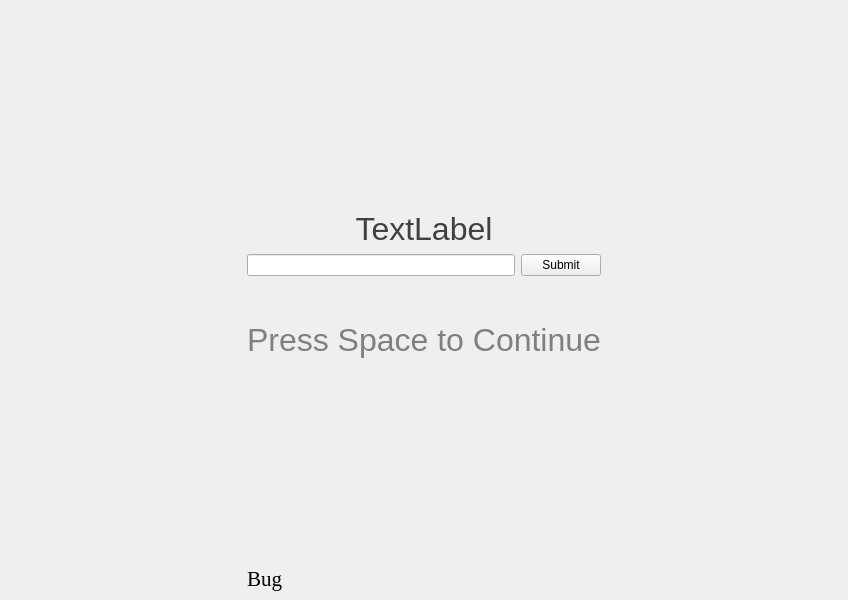
Old version of the form src/view.ui in the repository qiemem/PsyQ.
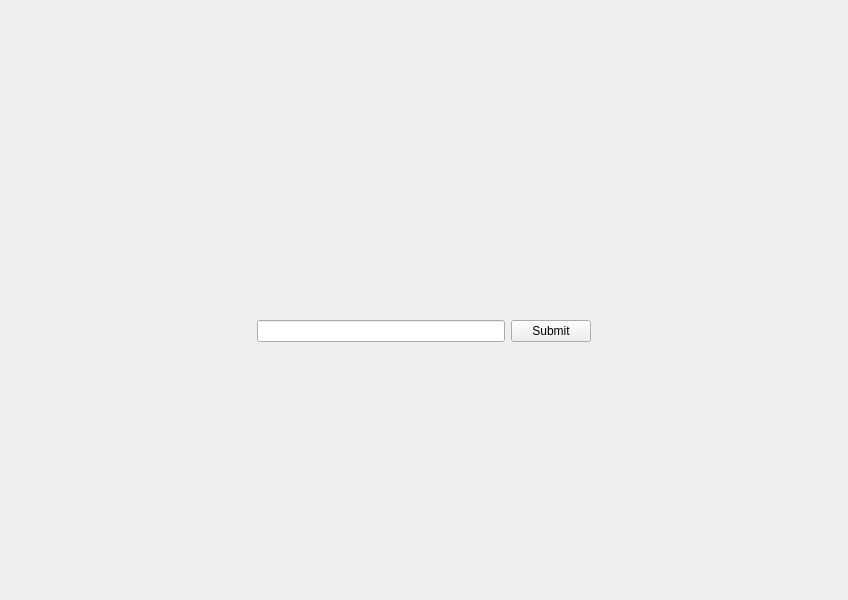
New version of the form.

The edit to the form file:
```diff
--- a/src/view.ui
+++ b/src/view.ui
@@ -10,6 +10,12 @@
     <height>600</height>
    </rect>
   </property>
+  <property name="sizePolicy">
+   <sizepolicy hsizetype="Preferred" vsizetype="Preferred">
+    <horstretch>4</horstretch>
+    <verstretch>0</verstretch>
+   </sizepolicy>
+  </property>
   <property name="windowTitle">
    <string>MainWindow</string>
   </property>
@@ -20,37 +26,14 @@
    <property name="enabled">
     <bool>true</bool>
    </property>
-   <layout class="QGridLayout" name="gridLayout">
+   <property name="layoutDirection">
+    <enum>Qt::LeftToRight</enum>
+   </property>
+   <layout class="QVBoxLayout" name="verticalLayout">
     <property name="sizeConstraint">
      <enum>QLayout::SetDefaultConstraint</enum>
     </property>
-    <item row="1" column="0">
-     <spacer name="horizontalSpacer">
-      <property name="orientation">
-       <enum>Qt::Horizontal</enum>
-      </property>
-      <property name="sizeHint" stdset="0">
-       <size>
-        <width>40</width>
-        <height>20</height>
-       </size>
-      </property>
-     </spacer>
-    </item>
-    <item row="1" column="3">
-     <spacer name="horizontalSpacer_2">
-      <property name="orientation">
-       <enum>Qt::Horizontal</enum>
-      </property>
-      <property name="sizeHint" stdset="0">
-       <size>
-        <width>40</width>
-        <height>20</height>
-       </size>
-      </property>
-     </spacer>
-    </item>
-    <item row="0" column="1" colspan="2">
+    <item>
      <spacer name="verticalSpacer">
       <property name="orientation">
        <enum>Qt::Vertical</enum>
@@ -63,18 +46,96 @@
       </property>
      </spacer>
     </item>
-    <item row="5" column="1" colspan="2">
-     <widget class="QLabel" name="instructionLabel">
-      <property name="text">
-       <string>&lt;!DOCTYPE HTML PUBLIC &quot;-//W3C//DTD HTML 4.0//EN&quot; &quot;http://www.w3.org/TR/REC-html40/strict.dtd&quot;&gt;
+    <item>
+     <layout class="QHBoxLayout" name="horizontalLayout_2">
+      <item>
+       <widget class="QLabel" name="mainDisplayLabel">
+        <property name="sizePolicy">
+         <sizepolicy hsizetype="Expanding" vsizetype="Expanding">
+          <horstretch>0</horstretch>
+          <verstretch>0</verstretch>
+         </sizepolicy>
+        </property>
+        <property name="minimumSize">
+         <size>
+          <width>0</width>
+          <height>0</height>
+         </size>
+        </property>
+        <property name="maximumSize">
+         <size>
+          <width>1024</width>
+          <height>16777215</height>
+         </size>
+        </property>
+        <property name="font">
+         <font>
+          <pointsize>24</pointsize>
+          <stylestrategy>PreferDefault</stylestrategy>
+         </font>
+        </property>
+        <property name="text">
+         <string>&lt;!DOCTYPE HTML PUBLIC &quot;-//W3C//DTD HTML 4.0//EN&quot; &quot;http://www.w3.org/TR/REC-html40/strict.dtd&quot;&gt;
 &lt;html&gt;&lt;head&gt;&lt;meta name=&quot;qrichtext&quot; content=&quot;1&quot; /&gt;&lt;style type=&quot;text/css&quot;&gt;
 p, li { white-space: pre-wrap; }
-&lt;/style&gt;&lt;/head&gt;&lt;body style=&quot; font-family:'Lucida Grande'; font-size:13pt; font-weight:400; font-style:normal;&quot;&gt;
-&lt;p align=&quot;center&quot; style=&quot; margin-top:0px; margin-bottom:0px; margin-left:0px; margin-right:0px; -qt-block-indent:0; text-indent:0px;&quot;&gt;&lt;span style=&quot; font-size:24pt; color:#808080;&quot;&gt;Press Space to Continue&lt;/span&gt;&lt;/p&gt;&lt;/body&gt;&lt;/html&gt;</string>
-      </property>
-     </widget>
+&lt;/style&gt;&lt;/head&gt;&lt;body style=&quot; font-family:'Lucida Grande'; font-size:24pt; font-weight:400; font-style:normal;&quot;&gt;
+&lt;p align=&quot;center&quot; style=&quot;-qt-paragraph-type:empty; margin-top:0px; margin-bottom:0px; margin-left:0px; margin-right:0px; -qt-block-indent:0; text-indent:0px; font-size:13pt;&quot;&gt;&lt;/p&gt;&lt;/body&gt;&lt;/html&gt;</string>
+        </property>
+        <property name="wordWrap">
+         <bool>true</bool>
+        </property>
+       </widget>
+      </item>
+     </layout>
     </item>
-    <item row="4" column="1" colspan="2">
+    <item>
+     <layout class="QHBoxLayout" name="horizontalLayout">
+      <item>
+       <spacer name="horizontalSpacer_2">
+        <property name="orientation">
+         <enum>Qt::Horizontal</enum>
+        </property>
+        <property name="sizeHint" stdset="0">
+         <size>
+          <width>40</width>
+          <height>20</height>
+         </size>
+        </property>
+       </spacer>
+      </item>
+      <item>
+       <widget class="QLineEdit" name="userInputLineEdit">
+        <property name="maximumSize">
+         <size>
+          <width>255</width>
+          <height>16777215</height>
+         </size>
+        </property>
+       </widget>
+      </item>
+      <item>
+       <widget class="QPushButton" name="submitButton">
+        <property name="text">
+         <string>Submit</string>
+        </property>
+       </widget>
+      </item>
+      <item>
+       <spacer name="horizontalSpacer">
+        <property name="orientation">
+         <enum>Qt::Horizontal</enum>
+        </property>
+        <property name="sizeHint" stdset="0">
+         <size>
+          <width>40</width>
+          <height>20</height>
+         </size>
+        </property>
+       </spacer>
+      </item>
+     </layout>
+    </item>
+    <item>
      <spacer name="verticalSpacer_3">
       <property name="orientation">
        <enum>Qt::Vertical</enum>
@@ -90,7 +151,34 @@
       </property>
      </spacer>
     </item>
-    <item row="6" column="1" colspan="2">
+    <item>
+     <layout class="QHBoxLayout" name="horizontalLayout_3">
+      <item>
+       <widget class="QLabel" name="instructionLabel">
+        <property name="maximumSize">
+         <size>
+          <width>800</width>
+          <height>16777215</height>
+         </size>
+        </property>
+        <property name="text">
+         <string>&lt;!DOCTYPE HTML PUBLIC &quot;-//W3C//DTD HTML 4.0//EN&quot; &quot;http://www.w3.org/TR/REC-html40/strict.dtd&quot;&gt;
+&lt;html&gt;&lt;head&gt;&lt;meta name=&quot;qrichtext&quot; content=&quot;1&quot; /&gt;&lt;style type=&quot;text/css&quot;&gt;
+p, li { white-space: pre-wrap; }
+&lt;/style&gt;&lt;/head&gt;&lt;body style=&quot; font-family:'Lucida Grande'; font-size:13pt; font-weight:400; font-style:normal;&quot;&gt;
+&lt;p align=&quot;center&quot; style=&quot;-qt-paragraph-type:empty; margin-top:0px; margin-bottom:0px; margin-left:0px; margin-right:0px; -qt-block-indent:0; text-indent:0px;&quot;&gt;&lt;/p&gt;&lt;/body&gt;&lt;/html&gt;</string>
+        </property>
+        <property name="alignment">
+         <set>Qt::AlignLeading|Qt::AlignLeft|Qt::AlignVCenter</set>
+        </property>
+        <property name="wordWrap">
+         <bool>true</bool>
+        </property>
+       </widget>
+      </item>
+     </layout>
+    </item>
+    <item>
      <spacer name="verticalSpacer_2">
       <property name="orientation">
        <enum>Qt::Vertical</enum>
@@ -106,100 +194,35 @@
       </property>
      </spacer>
     </item>
-    <item row="7" column="1" colspan="2">
-     <widget class="QLabel" name="bugLabel">
-      <property name="font">
-       <font>
-        <family>Times</family>
-        <pointsize>16</pointsize>
-       </font>
-      </property>
-      <property name="text">
-       <string>Bug</string>
-      </property>
-      <property name="scaledContents">
-       <bool>true</bool>
-      </property>
-     </widget>
-    </item>
-    <item row="3" column="1">
-     <widget class="QLineEdit" name="userInputLineEdit"/>
-    </item>
-    <item row="3" column="2">
-     <widget class="QPushButton" name="submitButton">
-      <property name="text">
-       <string>Submit</string>
-      </property>
-     </widget>
-    </item>
-    <item row="1" column="1" colspan="2">
-     <widget class="QLabel" name="mainDisplayLabel">
-      <property name="font">
-       <font>
-        <pointsize>24</pointsize>
-        <stylestrategy>PreferDefault</stylestrategy>
-       </font>
-      </property>
-      <property name="text">
-       <string>&lt;!DOCTYPE HTML PUBLIC &quot;-//W3C//DTD HTML 4.0//EN&quot; &quot;http://www.w3.org/TR/REC-html40/strict.dtd&quot;&gt;
+    <item>
+     <layout class="QHBoxLayout" name="horizontalLayout_4">
+      <item>
+       <widget class="QLabel" name="bugLabel">
+        <property name="font">
+         <font>
+          <family>Times</family>
+          <pointsize>16</pointsize>
+         </font>
+        </property>
+        <property name="text">
+         <string>&lt;!DOCTYPE HTML PUBLIC &quot;-//W3C//DTD HTML 4.0//EN&quot; &quot;http://www.w3.org/TR/REC-html40/strict.dtd&quot;&gt;
 &lt;html&gt;&lt;head&gt;&lt;meta name=&quot;qrichtext&quot; content=&quot;1&quot; /&gt;&lt;style type=&quot;text/css&quot;&gt;
 p, li { white-space: pre-wrap; }
-&lt;/style&gt;&lt;/head&gt;&lt;body style=&quot; font-family:'Lucida Grande'; font-size:13pt; font-weight:400; font-style:normal;&quot;&gt;
-&lt;p align=&quot;center&quot; style=&quot; margin-top:0px; margin-bottom:0px; margin-left:0px; margin-right:0px; -qt-block-indent:0; text-indent:0px;&quot;&gt;&lt;span style=&quot; font-size:24pt; color:#404040;&quot;&gt;TextLabel&lt;/span&gt;&lt;/p&gt;&lt;/body&gt;&lt;/html&gt;</string>
-      </property>
-     </widget>
-    </item>
-    <item row="5" column="0">
-     <spacer name="horizontalSpacer_3">
-      <property name="orientation">
-       <enum>Qt::Horizontal</enum>
-      </property>
-      <property name="sizeHint" stdset="0">
-       <size>
-        <width>40</width>
-        <height>20</height>
-       </size>
-      </property>
-     </spacer>
-    </item>
-    <item row="5" column="3">
-     <spacer name="horizontalSpacer_4">
-      <property name="orientation">
-       <enum>Qt::Horizontal</enum>
-      </property>
-      <property name="sizeHint" stdset="0">
-       <size>
-        <width>40</width>
-        <height>20</height>
-       </size>
-      </property>
-     </spacer>
-    </item>
-    <item row="3" column="0">
-     <spacer name="horizontalSpacer_5">
-      <property name="orientation">
-       <enum>Qt::Horizontal</enum>
-      </property>
-      <property name="sizeHint" stdset="0">
-       <size>
-        <width>40</width>
-        <height>20</height>
-       </size>
-      </property>
-     </spacer>
-    </item>
-    <item row="3" column="3">
-     <spacer name="horizontalSpacer_6">
-      <property name="orientation">
-       <enum>Qt::Horizontal</enum>
-      </property>
-      <property name="sizeHint" stdset="0">
-       <size>
-        <width>40</width>
-        <height>20</height>
-       </size>
-      </property>
-     </spacer>
+&lt;/style&gt;&lt;/head&gt;&lt;body style=&quot; font-family:'Times'; font-size:16pt; font-weight:400; font-style:normal;&quot;&gt;
+&lt;p style=&quot;-qt-paragraph-type:empty; margin-top:0px; margin-bottom:0px; margin-left:0px; margin-right:0px; -qt-block-indent:0; text-indent:0px;&quot;&gt;&lt;/p&gt;&lt;/body&gt;&lt;/html&gt;</string>
+        </property>
+        <property name="scaledContents">
+         <bool>true</bool>
+        </property>
+        <property name="alignment">
+         <set>Qt::AlignCenter</set>
+        </property>
+        <property name="wordWrap">
+         <bool>true</bool>
+        </property>
+       </widget>
+      </item>
+     </layout>
     </item>
    </layout>
   </widget>
```
